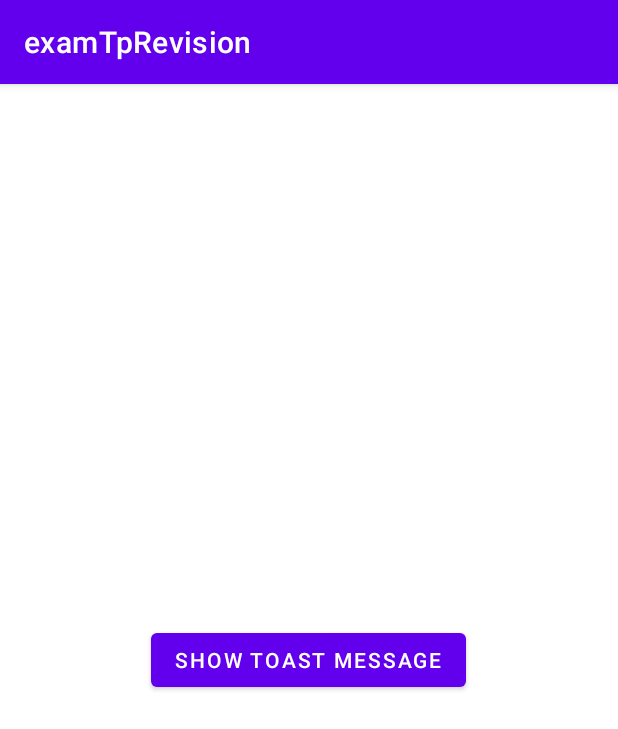
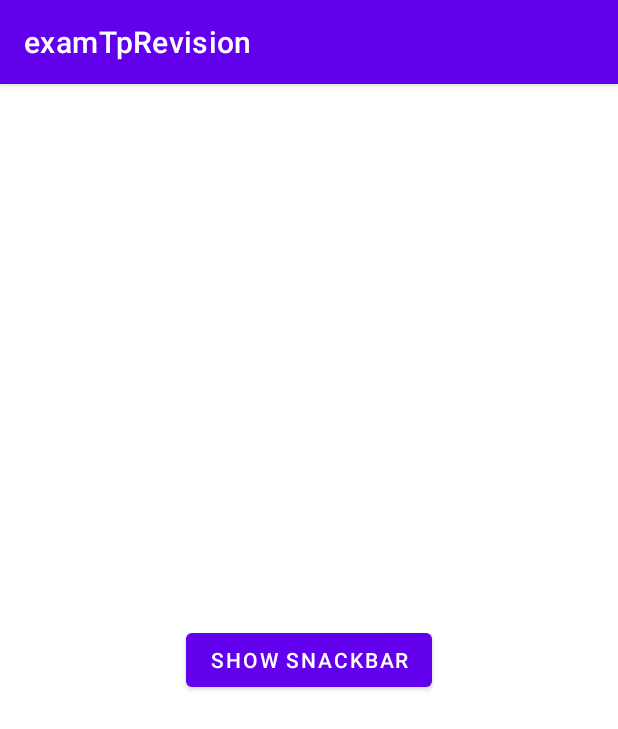
Before and after one commit to MyDevMobileCourse/RevisionExamTp, an Android app: the screen it shows after launch (MainActivity), on a phone screen of 412 x 824 dp. Shown: the top 729 px of the screen. Run offline under Robolectric (Android 15) with nearby library versions, the phone set to English and light mode, and no system bars.

Commit message:
Snackbar

```diff
--- a/app/src/main/res/layout/activity_main.xml
+++ b/app/src/main/res/layout/activity_main.xml
@@ -12,8 +12,8 @@
         <Button
             android:layout_width="wrap_content"
             android:layout_height="wrap_content"
-            android:text="Show toast message"
-            android:onClick="showToast"
+            android:text="Show snackbar"
+            android:onClick="showSnackbar"
         />
 
 
```
Also changed, not shown: app/src/main/java/com/example/examtprevision/MainActivity.kt (+8 -2 lines).
